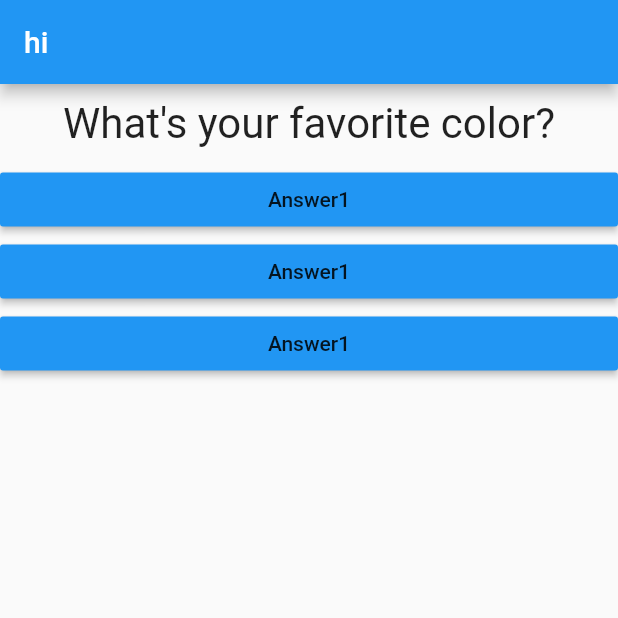
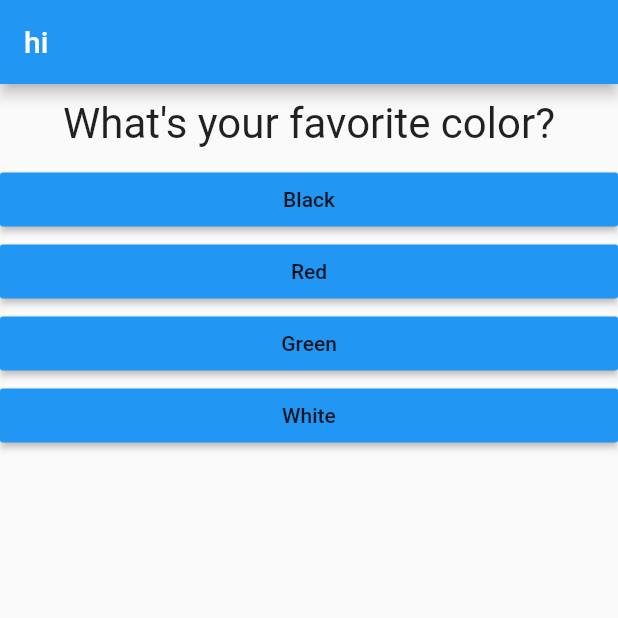
Before and after one commit to shramitgupta/Flutter-Quiz-App, a Flutter app: the screen it shows after launch, on a phone screen of 412 x 824 dp, the top half of it. Run offline on Flutter 3.47's test engine with Material 2 defaults, Android fonts, the phone set to English and light mode, and no system bars.

Commit message:
added different option with different questions

```diff
--- a/lib/answer.dart
+++ b/lib/answer.dart
@@ -2,14 +2,15 @@ import 'package:flutter/material.dart';
 
 class Answer extends StatelessWidget {
   final VoidCallback selectHandler;
-  Answer(this.selectHandler);
+  final String answerText;
+  Answer(this.selectHandler,this.answerText);
   @override
   Widget build(BuildContext context) {
     return Container(
       width: double.infinity,
       child: RaisedButton(
         color: Colors.blue,
-        child: Text("Answer1"),
+        child: Text(answerText),
         onPressed: selectHandler,
       ),
     );
--- a/lib/main.dart
+++ b/lib/main.dart
@@ -24,9 +24,19 @@ class _MyAppState extends State<MyApp> {
 
   @override
   Widget build(BuildContext context) {
-    var question = [
-      "What's your favorite color?",
-      "What's your favorite animal?",
+    var questions = [
+      {
+        'questionText': "What's your favorite color?",
+        'answers': ['Black', 'Red', 'Green', 'White'],
+      },
+      {
+        'questionText': "What's your favorite animal?",
+        'answers': ['Rabbit', 'Snake', 'Elephant', 'Lion'],
+      },
+      {
+        'questionText': "What's your favorite instructor?",
+        'answers': ['Max', 'Max', 'Max', 'Max'],
+      },
     ];
     return MaterialApp(
       home: Scaffold(
@@ -36,12 +46,12 @@ class _MyAppState extends State<MyApp> {
         body: Column(
           children: [
             Question(
-              question[_questionIndex],
+              questions[_questionIndex]['questionText'] as String,
             ),
-            Answer(_answerQuestion),
-            Answer(_answerQuestion),
-            Answer(_answerQuestion),
-
+            ...(questions[_questionIndex]['answers'] as List<String>)
+                .map((answer) {
+              return Answer(_answerQuestion, answer);
+            }).toList(),
           ],
         ),
       ),
```
